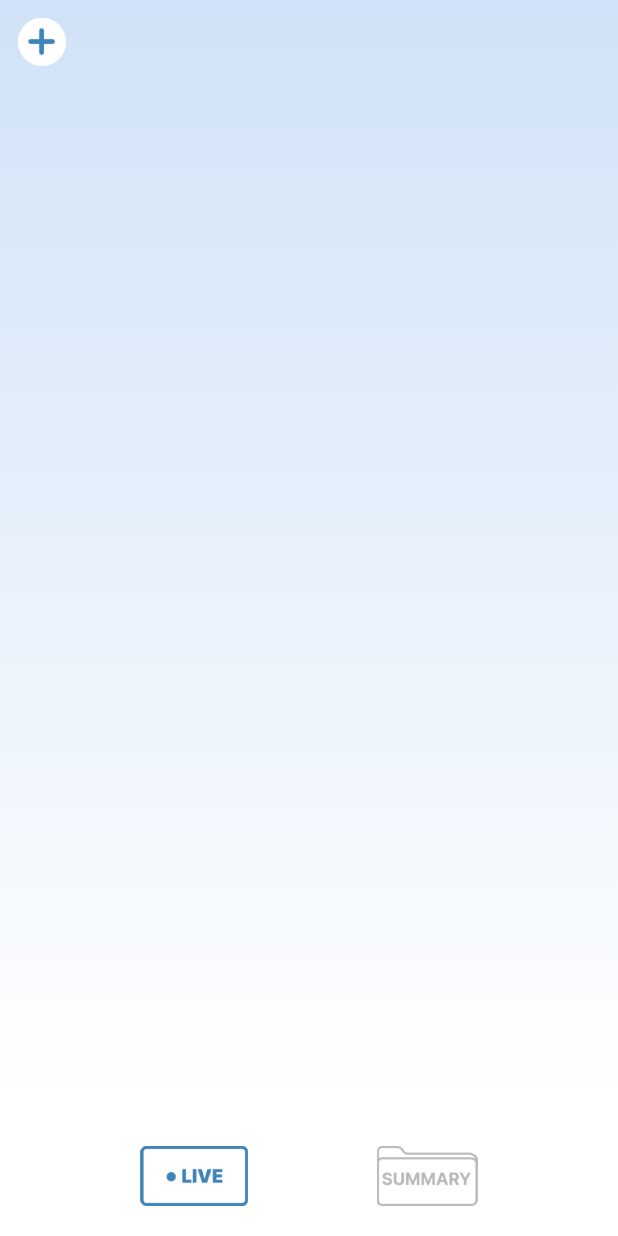
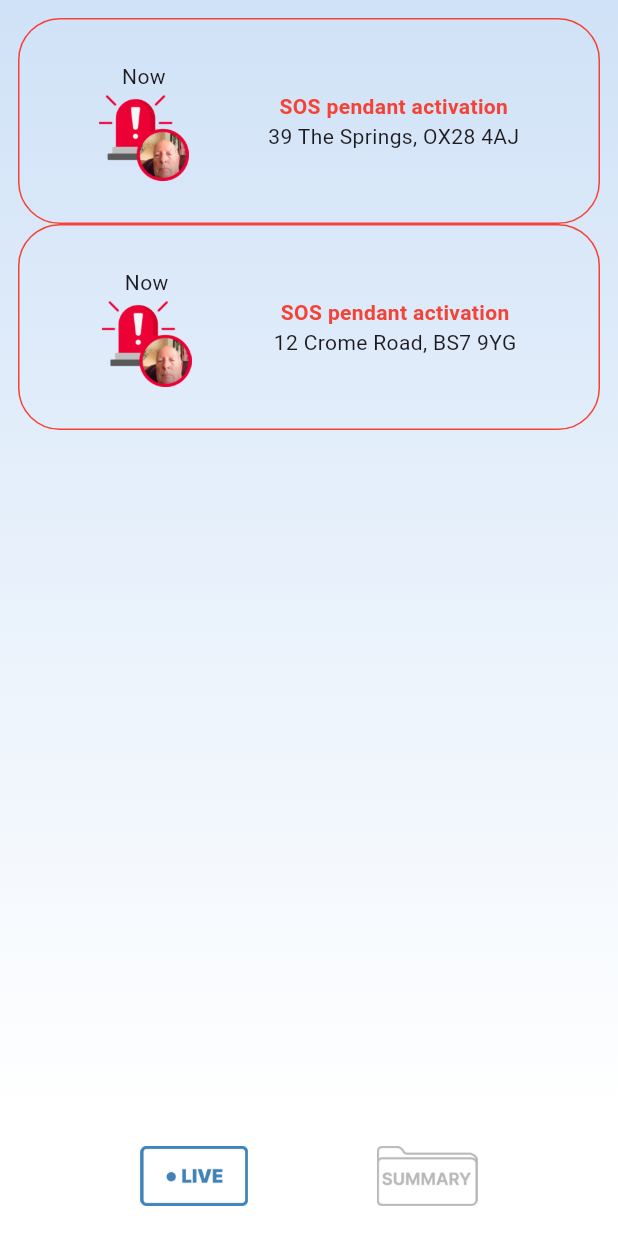
Before and after one commit to MellisBill/home_link_demo, a Flutter app: the screen it shows after launch, on a phone screen of 412 x 824 dp. Run offline on Flutter 3.47's test engine with Material 3 defaults, Android fonts, the light colour scheme and no system bars; our stand-ins replace bloc, equatable, flutter_bloc.

Commit message:
alert tile added

```diff
--- /dev/null
+++ b/lib/alert_summary/alert_overview.dart
@@ -0,0 +1 @@
+export 'bloc/alerts_summary_bloc.dart';
--- /dev/null
+++ b/lib/alert_summary/bloc/alerts_summary_bloc.dart
@@ -0,0 +1,35 @@
+import 'package:equatable/equatable.dart';
+import 'package:flutter_bloc/flutter_bloc.dart';
+import 'package:home_link_interview/repos/alerts_repository.dart';
+
+part 'alerts_summary_event.dart';
+part 'alerts_summary_state.dart';
+
+class AlertsSummaryBloc extends Bloc<AlertsSummaryEvent, AlertsSummaryState> {
+  AlertsSummaryBloc({
+    required AlertsRepository alertsRepository,
+  })  : _alertsRepository = alertsRepository,
+        super(const AlertsSummaryState()) {
+    on<AlertsSummarySubscriptionRequested>(_onSubscriptionRequested);
+  }
+
+  final AlertsRepository _alertsRepository;
+
+  Future<void> _onSubscriptionRequested(
+    AlertsSummarySubscriptionRequested event,
+    Emitter<AlertsSummaryState> emit,
+  ) async {
+    emit(state.copyWith(status: () => AlertsSummaryStatus.loading));
+
+    await emit.forEach<List<Alert>>(
+      _alertsRepository.getAlerts(),
+      onData: (alerts) => state.copyWith(
+        status: () => AlertsSummaryStatus.success,
+        alerts: () => alerts,
+      ),
+      onError: (_, __) => state.copyWith(
+        status: () => AlertsSummaryStatus.failure,
+      ),
+    );
+  }
+}
--- /dev/null
+++ b/lib/alert_summary/bloc/alerts_summary_event.dart
@@ -0,0 +1,25 @@
+part of 'alerts_summary_bloc.dart';
+
+sealed class AlertsSummaryEvent extends Equatable {
+  const AlertsSummaryEvent();
+
+  @override
+  List<Object> get props => [];
+}
+
+final class AlertsSummarySubscriptionRequested extends AlertsSummaryEvent {
+  const AlertsSummarySubscriptionRequested();
+}
+
+// final class AlertsSummaryTodoCompletionToggled extends AlertsSummaryEvent {
+//   const AlertsSummaryTodoCompletionToggled({
+//     required this.alert,
+//     required this.isCompleted,
+//   });
+
+//   final String alert;
+//   final bool isCompleted;
+
+//   @override
+//   List<Object> get props => [alert, isCompleted];
+// }
--- /dev/null
+++ b/lib/alert_summary/bloc/alerts_summary_state.dart
@@ -0,0 +1,29 @@
+part of 'alerts_summary_bloc.dart';
+
+enum AlertsSummaryStatus { initial, loading, success, failure }
+
+final class AlertsSummaryState extends Equatable {
+  const AlertsSummaryState({
+    this.status = AlertsSummaryStatus.initial,
+    this.alerts = const [],
+  });
+
+  final AlertsSummaryStatus status;
+  final List<Alert> alerts;
+
+  AlertsSummaryState copyWith({
+    AlertsSummaryStatus Function()? status,
+    List<Alert> Function()? alerts,
+  }) {
+    return AlertsSummaryState(
+      status: status != null ? status() : this.status,
+      alerts: alerts != null ? alerts() : this.alerts,
+    );
+  }
+
+  @override
+  List<Object?> get props => [
+        status,
+        alerts,
+      ];
+}
--- /dev/null
+++ b/lib/alert_summary/view/alerts_summary_page.dart
@@ -0,0 +1,68 @@
+import 'package:flutter/material.dart';
+import 'package:flutter_bloc/flutter_bloc.dart';
+import 'package:home_link_interview/alert_summary/alert_overview.dart';
+import 'package:home_link_interview/alert_summary/bloc/alerts_summary_bloc.dart';
+import 'package:home_link_interview/alert_summary/widgets/alert_tile.dart';
+import 'package:home_link_interview/repos/alerts_repository.dart';
+
+class AlertsSummaryPage extends StatelessWidget {
+  const AlertsSummaryPage({super.key});
+
+  @override
+  Widget build(BuildContext context) {
+    return BlocProvider(
+      create: (context) => AlertsSummaryBloc(
+        alertsRepository: context.read<AlertsRepository>(),
+      )..add(const AlertsSummarySubscriptionRequested()),
+      child: const AlertsSummaryView(),
+    );
+  }
+}
+
+class AlertsSummaryView extends StatelessWidget {
+  const AlertsSummaryView({super.key});
+
+  @override
+  Widget build(BuildContext context) {
+    return BlocListener<AlertsSummaryBloc, AlertsSummaryState>(
+      listenWhen: (previous, current) => previous.status != current.status,
+      listener: (context, state) {
+        if (state.status == AlertsSummaryStatus.failure) {
+          ScaffoldMessenger.of(context)
+            ..hideCurrentSnackBar()
+            ..showSnackBar(
+              const SnackBar(
+                content: Text('Alert error'),
+              ),
+            );
+        }
+      },
+      child: BlocBuilder<AlertsSummaryBloc, AlertsSummaryState>(
+        builder: (context, state) {
+          if (state.alerts.isEmpty) {
+            if (state.status == AlertsSummaryStatus.loading) {
+              return const Center(child: CircularProgressIndicator());
+            } else if (state.status != AlertsSummaryStatus.success) {
+              return const SizedBox();
+            } else {
+              return Center(
+                child: Text(
+                  'hello',
+                  style: Theme.of(context).textTheme.bodySmall,
+                ),
+              );
+            }
+          }
+          return ListView(
+            children: [
+              for (final alert in state.alerts)
+                AlertTile(
+                  alert: alert,
+                ),
+            ],
+          );
+        },
+      ),
+    );
+  }
+}
--- /dev/null
+++ b/lib/alert_summary/widgets/alert_tile.dart
@@ -0,0 +1,46 @@
+import 'package:flutter/material.dart';
+import 'package:home_link_interview/repos/alerts_repository.dart';
+
+class AlertTile extends StatelessWidget {
+  const AlertTile({required this.alert, super.key});
+
+  final Alert alert;
+
+  @override
+  Widget build(BuildContext context) {
+    return Container(
+      height: MediaQuery.of(context).size.height / 6,
+      decoration: BoxDecoration(
+        border: Border.all(color: Colors.red),
+        borderRadius: BorderRadius.circular(28),
+      ),
+      child: Row(
+        mainAxisAlignment: MainAxisAlignment.spaceEvenly,
+        children: [
+          Column(
+            mainAxisAlignment: MainAxisAlignment.center,
+            children: [
+              Text(alert.timeOfAlert),
+              const Image(
+                height: 60,
+                width: 60,
+                image: AssetImage('assets/alert_with_resident.png'),
+              ),
+            ],
+          ),
+          Column(
+            mainAxisAlignment: MainAxisAlignment.center,
+            children: [
+              Text(
+                alert.title,
+                style:
+                    TextStyle(color: Colors.red, fontWeight: FontWeight.w600),
+              ),
+              Text(alert.address),
+            ],
+          )
+        ],
+      ),
+    );
+  }
+}
--- a/lib/app/view/app.dart
+++ b/lib/app/view/app.dart
@@ -1,13 +1,23 @@
 import 'package:flutter/material.dart';
+import 'package:flutter_bloc/flutter_bloc.dart';
 import 'package:home_link_interview/home/home.dart';
+import 'package:home_link_interview/repos/alerts_repository.dart';
 import 'package:home_link_interview/theme/theme.dart';
 
 class App extends StatelessWidget {
-  const App({super.key});
+  const App({
+    required this.alertsRepository,
+    super.key,
+  });
+
+  final AlertsRepository alertsRepository;
 
   @override
   Widget build(BuildContext context) {
-    return const AppView();
+    return RepositoryProvider.value(
+      value: alertsRepository,
+      child: const AppView(),
+    );
   }
 }
 
--- a/lib/bootstrap.dart
+++ b/lib/bootstrap.dart
@@ -3,6 +3,9 @@ import 'dart:developer';
 
 import 'package:bloc/bloc.dart';
 import 'package:flutter/widgets.dart';
+import 'package:home_link_interview/repos/alerts_repository.dart';
+
+import 'app/app.dart';
 
 class AppBlocObserver extends BlocObserver {
   const AppBlocObserver();
@@ -31,5 +34,10 @@ Future<void> bootstrap(FutureOr<Widget> Function() builder) async {
 
   // Add cross-flavor configuration here
 
-  runApp(await builder());
+  final alertsRepository = AlertsRepository();
+
+    runZonedGuarded(
+    () => runApp(App(alertsRepository: alertsRepository)),
+    (error, stackTrace) => log(error.toString(), stackTrace: stackTrace),
+  );
 }
--- a/lib/home/cubit/home_state.dart
+++ b/lib/home/cubit/home_state.dart
@@ -1,10 +1,10 @@
 part of 'home_cubit.dart';
 
-enum HomeTab { todos, stats }
+enum HomeTab { alert, alert_summary }
 
 final class HomeState extends Equatable {
   const HomeState({
-    this.tab = HomeTab.todos,
+    this.tab = HomeTab.alert,
   });
 
   final HomeTab tab;
--- a/lib/home/view/home_page.dart
+++ b/lib/home/view/home_page.dart
@@ -1,5 +1,6 @@
 import 'package:flutter/material.dart';
 import 'package:flutter_bloc/flutter_bloc.dart';
+import 'package:home_link_interview/alert_summary/view/alerts_summary_page.dart';
 import 'package:home_link_interview/home/home.dart';
 
 class HomePage extends StatelessWidget {
@@ -34,20 +35,11 @@ class HomeView extends StatelessWidget {
           ),
         ),
         child: Padding(
-          padding: const EdgeInsets.all(12.0),
+          padding: const EdgeInsets.all(12),
           child: SafeArea(
-            child: Stack(
-              children: <Widget>[
-                const Image(
-                  width: 32,
-                  height: 32,
-                  image: AssetImage('assets/plus_button.png'),
-                ),
-                IndexedStack(
-                  index: selectedTab.index,
-                  // children: const [TodosOverviewPage(), StatsPage()],
-                ),
-              ],
+            child: IndexedStack(
+              index: selectedTab.index,
+              children: const [AlertsSummaryPage()],
             ),
           ),
         ),
@@ -61,14 +53,14 @@ class HomeView extends StatelessWidget {
           children: [
             _HomeTabButton(
               groupValue: selectedTab,
-              value: HomeTab.todos,
+              value: HomeTab.alert,
               icon: const Image(
                 image: AssetImage('assets/live_icon.png'),
               ),
             ),
             _HomeTabButton(
               groupValue: selectedTab,
-              value: HomeTab.stats,
+              value: HomeTab.alert_summary,
               icon: const Image(
                 image: AssetImage('assets/summary_icon.png'),
               ),
--- a/lib/main_development.dart
+++ b/lib/main_development.dart
@@ -1,8 +1,9 @@
 import 'package:home_link_interview/app/app.dart';
 import 'package:home_link_interview/bootstrap.dart';
+import 'package:home_link_interview/repos/alerts_repository.dart';
 
 void main() {
+  final alertsRepository = AlertsRepository();
 
-
-  bootstrap(() => const App());
+  bootstrap(() => App(alertsRepository: alertsRepository));
 }
--- a/lib/main_production.dart
+++ b/lib/main_production.dart
@@ -1,6 +1,9 @@
 import 'package:home_link_interview/app/app.dart';
 import 'package:home_link_interview/bootstrap.dart';
+import 'package:home_link_interview/repos/alerts_repository.dart';
 
 void main() {
-  bootstrap(() => const App());
+  final alertsRepository = AlertsRepository();
+
+  bootstrap(() => App(alertsRepository: alertsRepository));
 }
--- a/lib/main_staging.dart
+++ b/lib/main_staging.dart
@@ -1,6 +1,9 @@
 import 'package:home_link_interview/app/app.dart';
 import 'package:home_link_interview/bootstrap.dart';
+import 'package:home_link_interview/repos/alerts_repository.dart';
 
 void main() {
-  bootstrap(() => const App());
+    final alertsRepository = AlertsRepository();
+
+  bootstrap(() => App(alertsRepository: alertsRepository));
 }
--- /dev/null
+++ b/lib/repos/alerts_repository.dart
@@ -0,0 +1,33 @@
+import 'package:equatable/equatable.dart';
+
+class Alert extends Equatable {
+  const Alert({
+    required this.title,
+    required this.address,
+    required this.timeOfAlert,
+  });
+
+  final String title;
+  final String address;
+  final String timeOfAlert;
+
+  @override
+  List<Object?> get props => [title, address, timeOfAlert];
+}
+
+class AlertsRepository {
+  Stream<List<Alert>> getAlerts() {
+    return Stream.value([
+      const Alert(
+        title: 'SOS pendant activation',
+        address: '39 The Springs, OX28 4AJ',
+        timeOfAlert: 'Now',
+      ),
+      const Alert(
+        title: 'SOS pendant activation',
+        address: '12 Crome Road, BS7 9YG',
+        timeOfAlert: 'Now',
+      ),
+    ]);
+  }
+}
```
Also changed, not shown: assets/alert_with_resident.png (renamed from assets/Alert with resident.png).
